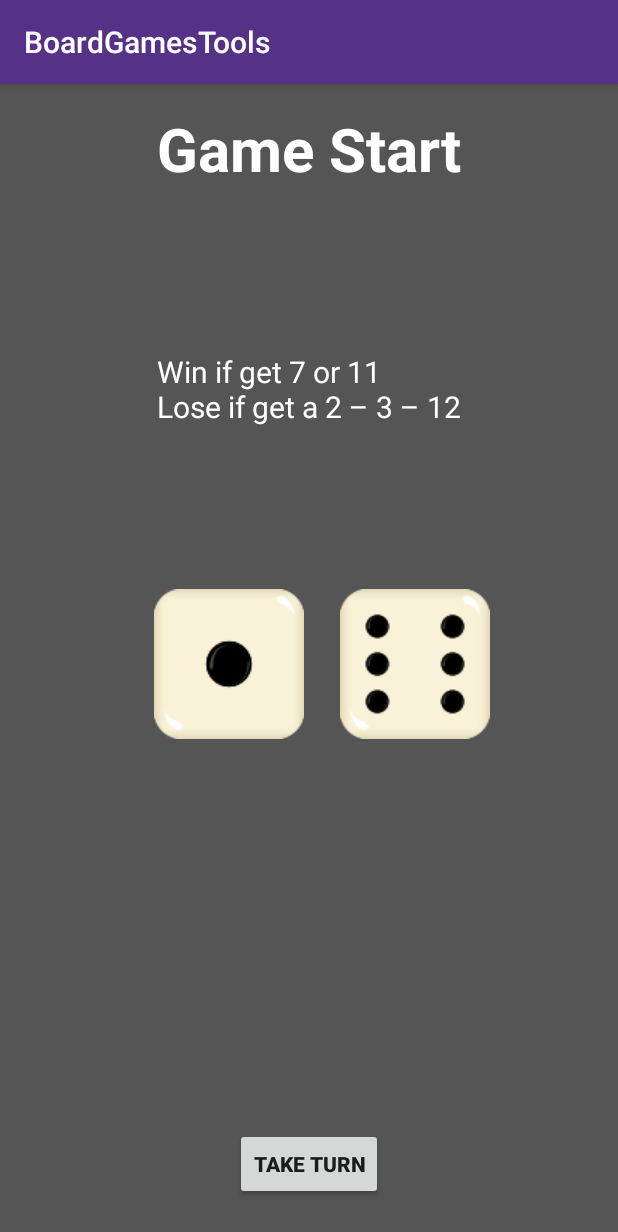
After one commit to Fenixlix/BoardGamesTools, an Android app: the Craps screen opened directly, with no data from a screen before it, on a phone screen of 412 x 824 dp. The commit adds this screen. Shown: the top 1232 px of the screen. Run offline under Robolectric (Android 15) with nearby library versions, the light colour scheme and no system bars; our stand-ins replace Dagger/Hilt's generated code.

Commit message:
Add game Craps

```diff
--- a/app/src/main/java/com/example/boardgamestools/model/utilities/Games.kt
+++ b/app/src/main/java/com/example/boardgamestools/model/utilities/Games.kt
@@ -1,13 +1,15 @@
 package com.example.boardgamestools.model.utilities
 
 import com.example.boardgamestools.R
+import com.example.boardgamestools.view.Craps
 import com.example.boardgamestools.view.Players
 import com.example.boardgamestools.view.Triomino
 
 object Games {
     val listOfGames = listOf(
         Game(Players().gameName, R.drawable.players, Players::class.java),
-        Game(Triomino().gameName, R.drawable.triomino_logo, Triomino::class.java)
+        Game(Triomino().gameName, R.drawable.triomino_logo, Triomino::class.java),
+        Game(Craps().gameName, R.drawable.craps_logo, Craps::class.java)
         // Add more games here
     )
 
--- /dev/null
+++ b/app/src/main/java/com/example/boardgamestools/view/Craps.kt
@@ -0,0 +1,122 @@
+package com.example.boardgamestools.view
+
+import androidx.appcompat.app.AppCompatActivity
+import android.os.Bundle
+import android.widget.Button
+import android.widget.ImageView
+import android.widget.TextView
+import com.example.boardgamestools.R
+import com.example.boardgamestools.simpleGames.CrapsGame
+import dagger.hilt.android.AndroidEntryPoint
+import javax.inject.Inject
+
+@AndroidEntryPoint
+class Craps : AppCompatActivity() {
+
+    val gameName = "Craps"
+
+    // Accessing the view component without data binding
+    private lateinit var btn : Button
+    private lateinit var winLoseTxt : TextView
+    private lateinit var targetScoreTxt : TextView
+    private lateinit var dice1Graf : ImageView
+    private lateinit var dice2Graf : ImageView
+    private lateinit var rulesTxt : TextView
+
+    // Craps game variables
+    @Inject lateinit var crapsGame : CrapsGame
+    private var turnScore = 0
+    private var targetScore = 0
+
+    override fun onCreate(savedInstanceState: Bundle?) {
+        super.onCreate(savedInstanceState)
+        setContentView(R.layout.activity_craps)
+
+        // Accessing the view component without data binding
+        btn = findViewById(R.id.craps_btn_toss_dices)
+        winLoseTxt = findViewById(R.id.craps_tv_win_lose)
+        targetScoreTxt = findViewById(R.id.craps_tv_Score)
+        dice1Graf = findViewById(R.id.craps_dice1)
+        dice2Graf = findViewById(R.id.craps_dice2)
+        rulesTxt = findViewById(R.id.craps_tv_rules)
+
+        setRules(true)
+
+        btn.setOnClickListener {
+            // todo: learn to make animations based in the time of the button is been press
+            if (crapsGame.gameState() != 0){
+                resetGame()
+                setRules(true)
+            }
+            else {
+                setDices(crapsGame.takeTurn())
+                updateStatus(crapsGame.gameState())
+            }
+        }
+    }
+    private fun updateStatus(status : Int){
+        winLoseTxt.text = when(status){
+            1 -> {
+                clearData()
+                getString(R.string.player_win)
+            }
+            0 -> {
+                if (targetScore == 0) {
+                    setRules(false)
+                    targetScore = turnScore
+                    targetScoreTxt.text = getString(R.string.target_score, targetScore)
+                }
+                getString(R.string.game_continue)
+            }
+            -1 ->{
+                clearData()
+                getString(R.string.player_lose)
+            }
+            else -> getString(R.string.game_start)
+        }
+    }
+
+    private fun setDices(dices : IntArray ){
+        val (dice1, dice2) = dices
+        turnScore = dice1 + dice2
+        dice1Graf.setImageResource(getDiceImg(dice1))
+        dice2Graf.setImageResource(getDiceImg(dice2))
+    }
+
+    private fun getDiceImg(point : Int) : Int{
+        return when(point){
+            1-> R.drawable.d1
+            2-> R.drawable.d2
+            3-> R.drawable.d3
+            4-> R.drawable.d4
+            5-> R.drawable.d5
+            6-> R.drawable.d6
+            else -> R.drawable.craps_logo
+        }
+    }
+
+    private fun clearData(){
+        targetScore = 0
+        turnScore = 0
+        targetScoreTxt.text = getString(R.string.target_score,0)
+        btn.text = getString(R.string.reset_game)
+    }
+
+    private fun resetGame(){
+        updateStatus(2)
+        btn.text = getString(R.string.take_turn)
+        crapsGame.resetGame()
+    }
+
+    private fun setRules(firstTurn: Boolean){
+        if (firstTurn)
+            rulesTxt.text = getString(R.string.blabla_enter_blabla,
+                getString(R.string.you_win_if_get7or11),
+                getString(R.string.you_lose_if_get2or3or12))
+        else
+            rulesTxt.text = getString(R.string.blabla_enter_blabla,
+                getString(R.string.you_win_if_target_score),
+                getString(R.string.you_lose_if_get7))
+    }
+
+}
--- a/app/src/main/java/com/example/boardgamestools/view/MainActivity.kt
+++ b/app/src/main/java/com/example/boardgamestools/view/MainActivity.kt
@@ -29,7 +29,10 @@ class MainActivity : AppCompatActivity() , ListClickInterface{
     }
 
     override fun onClick(position: Int) {
-        val intent = Intent(this, Games.listOfGames[0].direction)
+        val intent = when (position){
+            2-> Intent(this, Games.listOfGames[position].direction)
+            else -> Intent(this, Games.listOfGames[0].direction)
+        }
         if ( position >0 ) intent.putExtra(IntentTags.GAME.toStr,position)
         startActivity(intent)
     }
--- a/app/src/main/java/com/example/boardgamestools/viewmodel/GameViewModel.kt
+++ b/app/src/main/java/com/example/boardgamestools/viewmodel/GameViewModel.kt
@@ -7,10 +7,7 @@ import com.example.boardgamestools.model.repository.PlayerRepository
 import com.example.boardgamestools.model.roomData.GameDataEntity
 import dagger.hilt.android.lifecycle.HiltViewModel
 import kotlinx.coroutines.async
-import kotlinx.coroutines.flow.collect
-import kotlinx.coroutines.flow.flow
 import kotlinx.coroutines.launch
-import kotlinx.coroutines.withContext
 import javax.inject.Inject
 
 @HiltViewModel
--- /dev/null
+++ b/app/src/main/res/layout/activity_craps.xml
@@ -0,0 +1,91 @@
+<?xml version="1.0" encoding="utf-8"?>
+<androidx.constraintlayout.widget.ConstraintLayout xmlns:android="http://schemas.android.com/apk/res/android"
+    xmlns:app="http://schemas.android.com/apk/res-auto"
+    xmlns:tools="http://schemas.android.com/tools"
+    android:layout_width="match_parent"
+    android:layout_height="match_parent"
+    tools:context=".view.Craps"
+    android:background="@color/grey">
+
+    <TextView
+        android:id="@+id/craps_tv_win_lose"
+        android:layout_width="wrap_content"
+        android:layout_height="wrap_content"
+        android:layout_marginTop="16dp"
+        android:text="@string/game_start"
+        android:textColor="@android:color/white"
+        android:textSize="40sp"
+        android:textStyle="bold"
+        app:layout_constraintBottom_toBottomOf="parent"
+        app:layout_constraintEnd_toEndOf="parent"
+        app:layout_constraintHorizontal_bias="0.5"
+        app:layout_constraintStart_toStartOf="parent"
+        app:layout_constraintTop_toTopOf="parent"
+        app:layout_constraintVertical_bias="0.0" />
+
+    <TextView
+        android:id="@+id/craps_tv_rules"
+        android:layout_width="wrap_content"
+        android:layout_height="wrap_content"
+        android:layout_margin="8dp"
+        tools:text="bla bla bla bla"
+        android:textColor="@color/white"
+        android:textSize="20sp"
+        app:layout_constraintBottom_toTopOf="@+id/craps_dice1"
+        app:layout_constraintEnd_toEndOf="parent"
+        app:layout_constraintStart_toStartOf="parent"
+        app:layout_constraintTop_toBottomOf="@+id/craps_tv_win_lose" />
+
+    <ImageView
+        android:id="@+id/craps_dice2"
+        android:layout_width="wrap_content"
+        android:layout_height="wrap_content"
+
+        android:layout_marginStart="24dp"
+        android:layout_marginLeft="24dp"
+        app:layout_constraintBottom_toBottomOf="@+id/craps_dice1"
+        app:layout_constraintStart_toEndOf="@+id/craps_dice1"
+        app:layout_constraintTop_toTopOf="@+id/craps_dice1"
+        app:srcCompat="@drawable/d6"
+        android:contentDescription="A dice" />
+
+    <ImageView
+        android:id="@+id/craps_dice1"
+        android:layout_width="wrap_content"
+        android:layout_height="wrap_content"
+
+        android:layout_marginTop="88dp"
+        app:layout_constraintBottom_toTopOf="@+id/craps_tv_Score"
+        app:layout_constraintEnd_toEndOf="parent"
+        app:layout_constraintHorizontal_bias="0.33"
+        app:layout_constraintStart_toStartOf="parent"
+        app:layout_constraintTop_toBottomOf="@+id/craps_tv_win_lose"
+        app:srcCompat="@drawable/d1" />
+
+    <TextView
+        android:id="@+id/craps_tv_Score"
+        android:layout_width="wrap_content"
+        android:layout_height="wrap_content"
+        android:layout_marginBottom="48dp"
+        android:textSize="24sp"
+        android:textColor="@color/white"
+        app:layout_constraintBottom_toTopOf="@+id/craps_btn_toss_dices"
+        app:layout_constraintEnd_toEndOf="parent"
+        app:layout_constraintHorizontal_bias="0.5"
+        app:layout_constraintStart_toStartOf="parent"
+        tools:text="Target Score = 8" />
+
+    <Button
+        android:id="@+id/craps_btn_toss_dices"
+        android:layout_width="wrap_content"
+        android:layout_height="wrap_content"
+        android:layout_marginBottom="24dp"
+        android:text="@string/take_turn"
+        android:textStyle="bold"
+        app:layout_constraintBottom_toBottomOf="parent"
+        app:layout_constraintEnd_toEndOf="parent"
+        app:layout_constraintHorizontal_bias="0.5"
+        app:layout_constraintStart_toStartOf="parent" />
+
+
+</androidx.constraintlayout.widget.ConstraintLayout>
--- a/app/src/main/res/layout/activity_main.xml
+++ b/app/src/main/res/layout/activity_main.xml
@@ -1,5 +1,6 @@
 <?xml version="1.0" encoding="utf-8"?>
-<androidx.constraintlayout.widget.ConstraintLayout xmlns:android="http://schemas.android.com/apk/res/android"
+<androidx.constraintlayout.widget.ConstraintLayout
+    xmlns:android="http://schemas.android.com/apk/res/android"
     xmlns:app="http://schemas.android.com/apk/res-auto"
     xmlns:tools="http://schemas.android.com/tools"
     android:layout_width="match_parent"
--- a/app/src/main/res/values/colors.xml
+++ b/app/src/main/res/values/colors.xml
@@ -7,4 +7,5 @@
     <color name="teal_700">#FF018786</color>
     <color name="black">#FF000000</color>
     <color name="white">#FFFFFFFF</color>
+    <color name="grey">#FF555555</color>
 </resources>
--- a/app/src/main/res/values/strings.xml
+++ b/app/src/main/res/values/strings.xml
@@ -20,6 +20,11 @@
     <string name="round_End">"Round End"</string>
     <string name="end_game">End Game</string>
     <string name="backToGame">Return to the game</string>
+    <string name="player_lose">Player Lose</string>
+    <string name="player_win">Player Win</string>
+    <string name="game_continue">Game continue</string>
+    <string name="game_start">Game Start</string>
+    <string name="reset_game">Reset Game</string>
 
     <!-- Players -->
     <string name="new_players">New Players</string>
@@ -77,4 +82,14 @@
         <item>80</item>
         <item>120</item>
     </string-array>
+
+    <!-- Craps game -->
+    <string name="take_turn">Take turn</string>
+    <string name="target_score">Target score = %1$d</string>
+    <string name="you_win_if_get7or11">Win if get 7 or 11</string>
+    <string name="you_lose_if_get2or3or12">Lose if get a 2 – 3 – 12</string>
+    <string name="you_win_if_target_score">Win if get the same target score</string>
+    <string name="you_lose_if_get7">Lose if get a 7</string>
+    <string name="blabla_enter_blabla">%1$s\n%2$s</string>
+
 </resources>
--- a/build.gradle
+++ b/build.gradle
@@ -27,7 +27,7 @@ buildscript {
     }
     dependencies {
         classpath 'com.android.tools.build:gradle:7.2.0'
-        classpath "org.jetbrains.kotlin:kotlin-gradle-plugin:$kotlin_version"
+        classpath "org.jetbrains.kotlin:kotlin-gradle-plugin:1.6.21"
 
         // Dagger hilt
         classpath "com.google.dagger:hilt-android-gradle-plugin:$daggerhilt_version"
```
Also changed, not shown: app/src/main/AndroidManifest.xml (+20 -8 lines), app/src/main/java/com/example/boardgamestools/simpleGames/CrapsGame.java (added, +107 -0 lines), app/src/main/res/drawable/craps_logo.png (added), app/src/main/res/drawable/d1.png (added), app/src/main/res/drawable/d2.png (added), app/src/main/res/drawable/d3.png (added), app/src/main/res/drawable/d4.png (added), app/src/main/res/drawable/d5.png (added), app/src/main/res/drawable/d6.png (added).
